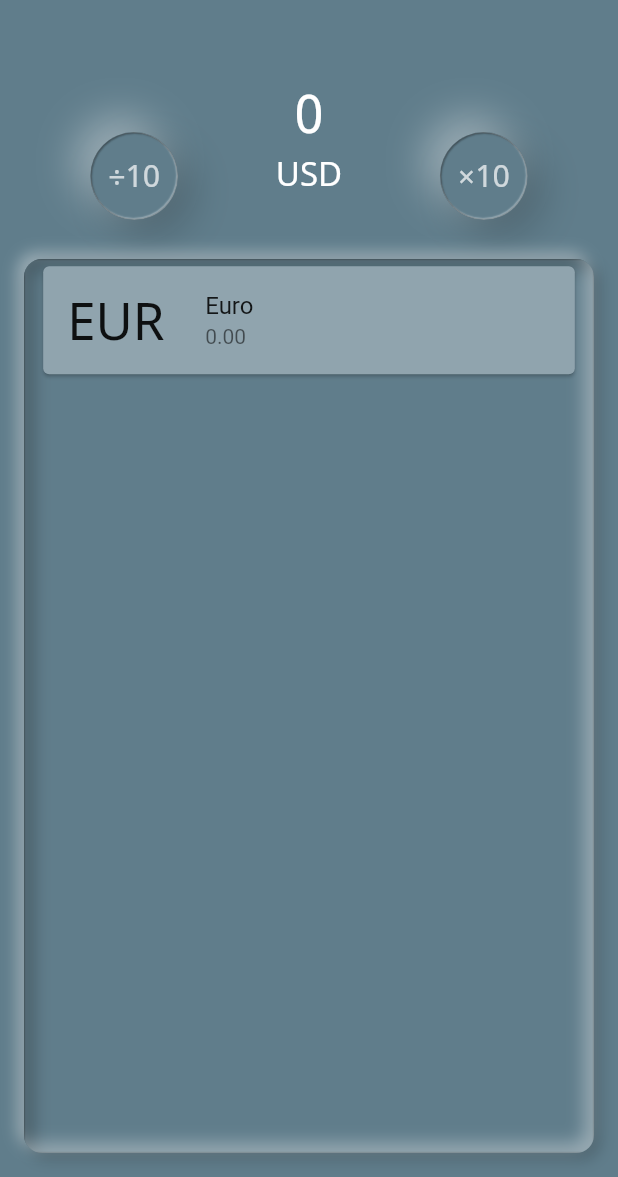
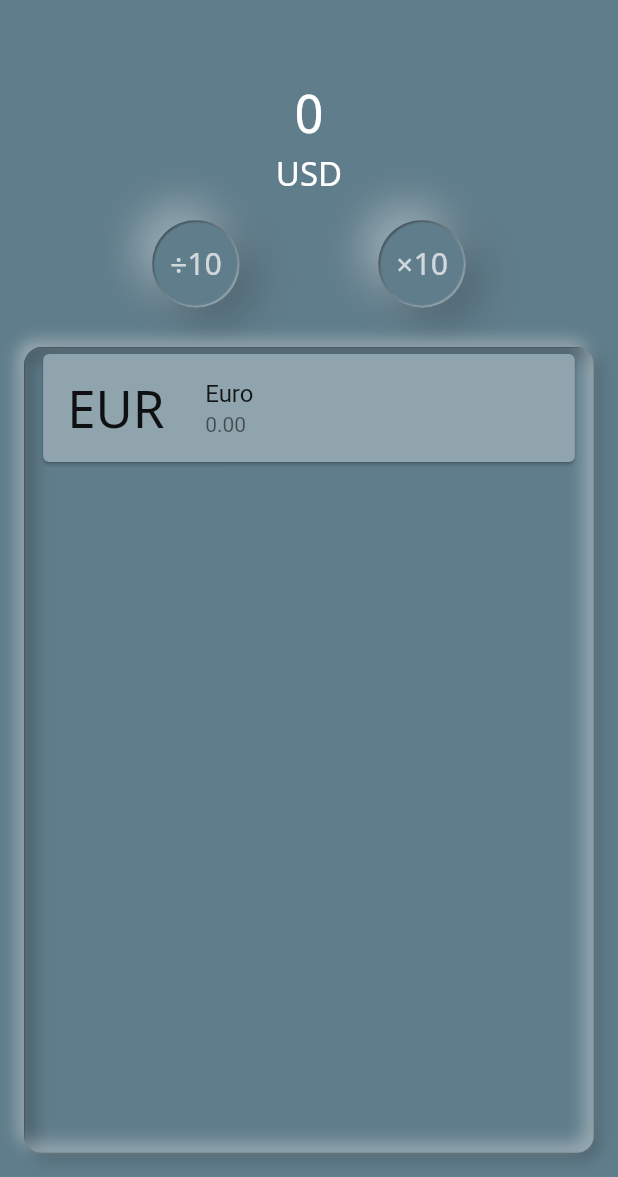
Before and after one commit to jurgenizer/dough, a Flutter app: the screen it shows after launch, after a tap on the "favorite outline" icon, after a tap on "USD", on a phone screen of 412 x 824 dp, the part 59-1236 px from its top. Run offline on Flutter 3.47's test engine with Material 2 defaults, Android fonts, the phone set to English and light mode, and no system bars; drawn by our look-alikes of flutter_neumorphic; our stand-ins replace get_it, shared_preferences; missing offline and left inert: flutter_circular_slider; network calls fail.

Commit message:
moved divide and multuply buttons

```diff
--- a/dough/lib/ui/views/calculate_screen.dart
+++ b/dough/lib/ui/views/calculate_screen.dart
@@ -250,12 +250,12 @@ class _CalculateCurrencyScreenState extends State<CalculateCurrencyScreen> {
                 crossAxisAlignment: CrossAxisAlignment.center,
                 mainAxisAlignment: MainAxisAlignment.start,
                 children: <Widget>[
+                  circularSlider(context),
                   Row(
                     mainAxisAlignment: MainAxisAlignment.spaceEvenly,
-                    crossAxisAlignment: CrossAxisAlignment.end,
+                    crossAxisAlignment: CrossAxisAlignment.center,
                     children: <Widget>[
                       divideButton(context),
-                      circularSlider(context),
                       multiplyButton(context),
                     ],
                   ),
@@ -280,9 +280,7 @@ class _CalculateCurrencyScreenState extends State<CalculateCurrencyScreen> {
       child: NeumorphicButton(
         boxShape: NeumorphicBoxShape.circle(),
         padding: EdgeInsets.all(14.0),
-        child: Text(
-          '÷10',
-          style: Styles.divideAndMultiplyButtonText),
+        child: Text('÷10', style: Styles.divideAndMultiplyButtonText),
         onClick: () {
           _divideByTen();
           _calculateExchangeFromButton(startingValue, endingValue);
```
